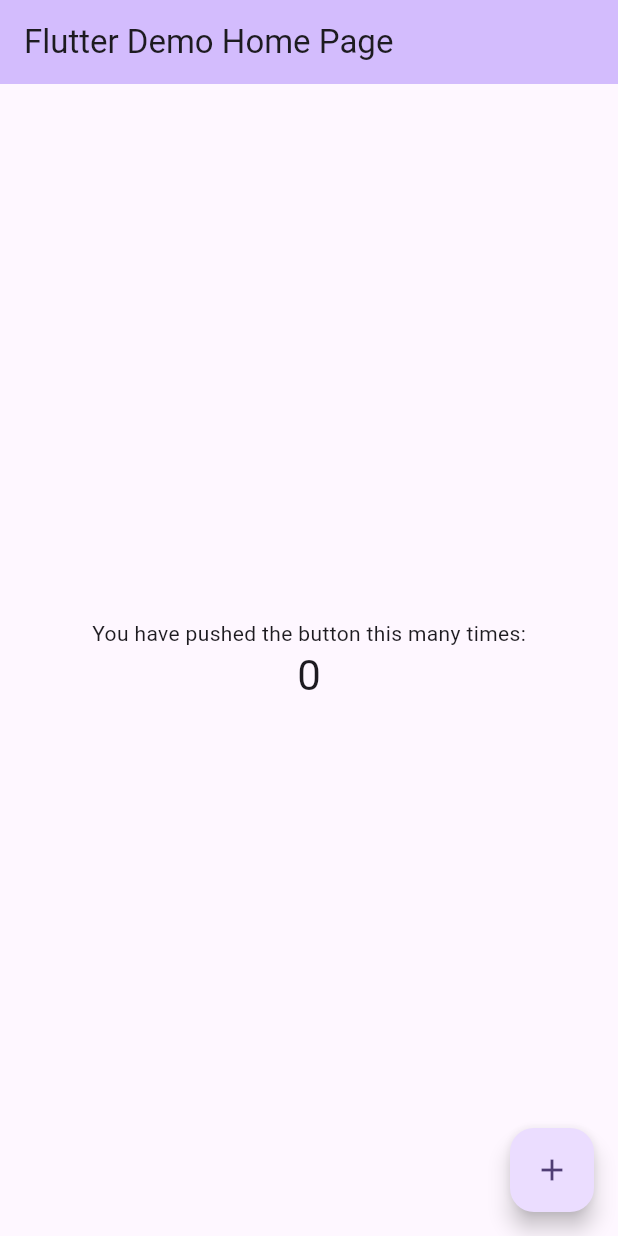
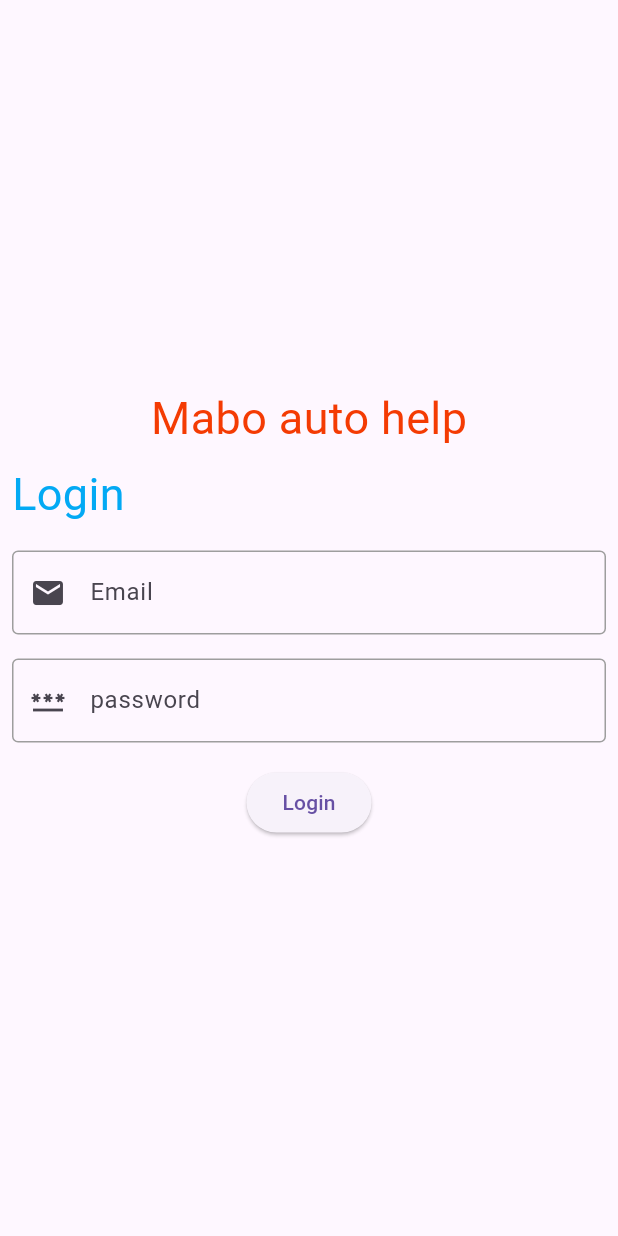
Before and after one commit to MaboAutoHelp/Flutter-Application-Mabo-auto-help, a Flutter app: the screen it shows after launch, on a phone screen of 412 x 824 dp. Run offline on Flutter 3.47's test engine with Material 3 defaults, Android fonts, the phone set to English and light mode, and no system bars.

Commit message:
feat: Add login screen UI and functionality

```diff
--- a/lib/main.dart
+++ b/lib/main.dart
@@ -1,4 +1,5 @@
 import 'package:flutter/material.dart';
+import 'package:mabo_auto_help/view/auth/login.dart';
 
 void main() {
   runApp(const MyApp());
@@ -11,115 +12,8 @@
   @override
   Widget build(BuildContext context) {
     return MaterialApp(
-      title: 'Flutter Demo',
-      theme: ThemeData(
-        // This is the theme of your application.
-        //
-        // TRY THIS: Try running your application with "flutter run". You'll see
-        // the application has a purple toolbar. Then, without quitting the app,
-        // try changing the seedColor in the colorScheme below to Colors.green
-        // and then invoke "hot reload" (save your changes or press the "hot
-        // reload" button in a Flutter-supported IDE, or press "r" if you used
-        // the command line to start the app).
-        //
-        // Notice that the counter didn't reset back to zero; the application
-        // state is not lost during the reload. To reset the state, use hot
-        // restart instead.
-        //
-        // This works for code too, not just values: Most code changes can be
-        // tested with just a hot reload.
-        colorScheme: ColorScheme.fromSeed(seedColor: Colors.deepPurple),
-        useMaterial3: true,
-      ),
-      home: const MyHomePage(title: 'Flutter Demo Home Page'),
+
+      home: Login()
     );
   }
 }
-
-class MyHomePage extends StatefulWidget {
-  const MyHomePage({super.key, required this.title});
-
-  // This widget is the home page of your application. It is stateful, meaning
-  // that it has a State object (defined below) that contains fields that affect
-  // how it looks.
-
-  // This class is the configuration for the state. It holds the values (in this
-  // case the title) provided by the parent (in this case the App widget) and
-  // used by the build method of the State. Fields in a Widget subclass are
-  // always marked "final".
-
-  final String title;
-
-  @override
-  State<MyHomePage> createState() => _MyHomePageState();
-}
-
-class _MyHomePageState extends State<MyHomePage> {
-  int _counter = 0;
-
-  void _incrementCounter() {
-    setState(() {
-      // This call to setState tells the Flutter framework that something has
-      // changed in this State, which causes it to rerun the build method below
-      // so that the display can reflect the updated values. If we changed
-      // _counter without calling setState(), then the build method would not be
-      // called again, and so nothing would appear to happen.
-      _counter++;
-    });
-  }
-
-  @override
-  Widget build(BuildContext context) {
-    // This method is rerun every time setState is called, for instance as done
-    // by the _incrementCounter method above.
-    //
-    // The Flutter framework has been optimized to make rerunning build methods
-    // fast, so that you can just rebuild anything that needs updating rather
-    // than having to individually change instances of widgets.
-    return Scaffold(
-      appBar: AppBar(
-        // TRY THIS: Try changing the color here to a specific color (to
-        // Colors.amber, perhaps?) and trigger a hot reload to see the AppBar
-        // change color while the other colors stay the same.
-        backgroundColor: Theme.of(context).colorScheme.inversePrimary,
-        // Here we take the value from the MyHomePage object that was created by
-        // the App.build method, and use it to set our appbar title.
-        title: Text(widget.title),
-      ),
-      body: Center(
-        // Center is a layout widget. It takes a single child and positions it
-        // in the middle of the parent.
-        child: Column(
-          // Column is also a layout widget. It takes a list of children and
-          // arranges them vertically. By default, it sizes itself to fit its
-          // children horizontally, and tries to be as tall as its parent.
-          //
-          // Column has various properties to control how it sizes itself and
-          // how it positions its children. Here we use mainAxisAlignment to
-          // center the children vertically; the main axis here is the vertical
-          // axis because Columns are vertical (the cross axis would be
-          // horizontal).
-          //
-          // TRY THIS: Invoke "debug painting" (choose the "Toggle Debug Paint"
-          // action in the IDE, or press "p" in the console), to see the
-          // wireframe for each widget.
-          mainAxisAlignment: MainAxisAlignment.center,
-          children: <Widget>[
-            const Text(
-              'You have pushed the button this many times:',
-            ),
-            Text(
-              '$_counter',
-              style: Theme.of(context).textTheme.headlineMedium,
-            ),
-          ],
-        ),
-      ),
-      floatingActionButton: FloatingActionButton(
-        onPressed: _incrementCounter,
-        tooltip: 'Increment',
-        child: const Icon(Icons.add),
-      ), // This trailing comma makes auto-formatting nicer for build methods.
-    );
-  }
-}
--- /dev/null
+++ b/lib/view/auth/Login.dart
@@ -0,0 +1,88 @@
+import 'package:flutter/material.dart';
+
+class Login extends StatefulWidget {
+  const Login({Key? key});
+
+  @override
+  State<Login> createState() => _LoginState();
+}
+
+class _LoginState extends State<Login> {
+  TextEditingController email = TextEditingController();
+  TextEditingController pwd = TextEditingController();
+
+  @override
+  Widget build(BuildContext context) {
+    return Scaffold(
+        body: Column(
+      mainAxisAlignment: MainAxisAlignment.center,
+      children: [
+        Text('Mabo auto help',
+            style: TextStyle(fontSize: 30, color: Color.fromARGB(255, 244, 59, 3))),
+
+
+
+        Padding(
+          padding: const EdgeInsets.all(8.0),
+          child: Row(
+            children: [
+              Text(
+                'Login',
+                style: TextStyle(fontSize: 30, color: Colors.lightBlue),
+              ),
+            ],
+          ),
+        ),
+
+        ///------------------Email---------------------
+        Padding(
+          padding: const EdgeInsets.all(8.0),
+          child: TextFormField(
+            controller: email,
+            decoration: InputDecoration(
+              hintText: "Email",
+              prefixIcon: Icon(Icons.email),
+              enabledBorder: OutlineInputBorder(
+                borderSide: BorderSide(color: Colors.grey),
+              ),
+              focusedBorder: OutlineInputBorder(
+                borderSide: BorderSide(color: Colors.grey),
+              ),
+            ),
+          ),
+        ),
+
+        ///-------------------Pwd--------------------
+        Padding(
+          padding: const EdgeInsets.all(8.0),
+          child: TextFormField(
+            controller: pwd,
+            decoration: InputDecoration(
+              hintText: "password",
+              prefixIcon: Icon(Icons.password),
+              enabledBorder: OutlineInputBorder(
+                borderSide: BorderSide(color: Colors.grey),
+              ),
+              focusedBorder: OutlineInputBorder(
+                borderSide: BorderSide(color: Colors.grey),
+              ),
+            ),
+          ),
+        ),
+
+        ///--------------------------------------
+        Padding(
+          padding: const EdgeInsets.all(8.0),
+          child: ElevatedButton(
+            onPressed: () {
+              print(email.text);
+              print(pwd.text);
+            },
+            child: Text('Login'),
+
+          ),
+        )
+      ],
+    ));
+  }
+}
```
